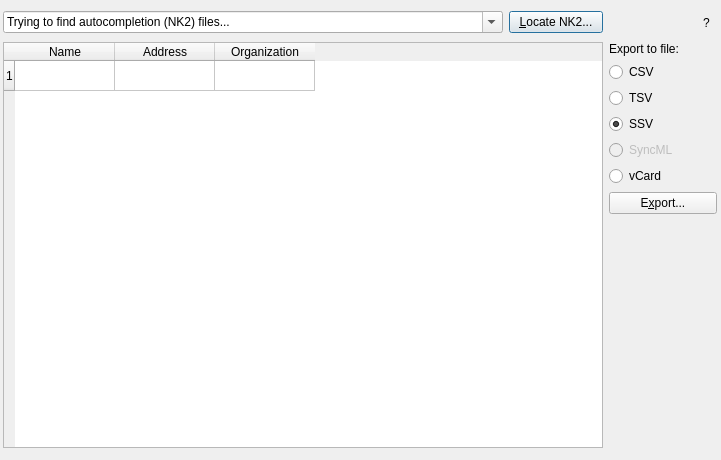
This is debunk2.ui in Ravenco/debunk2 as Qt 5 draws it before an edit. The edited form follows.
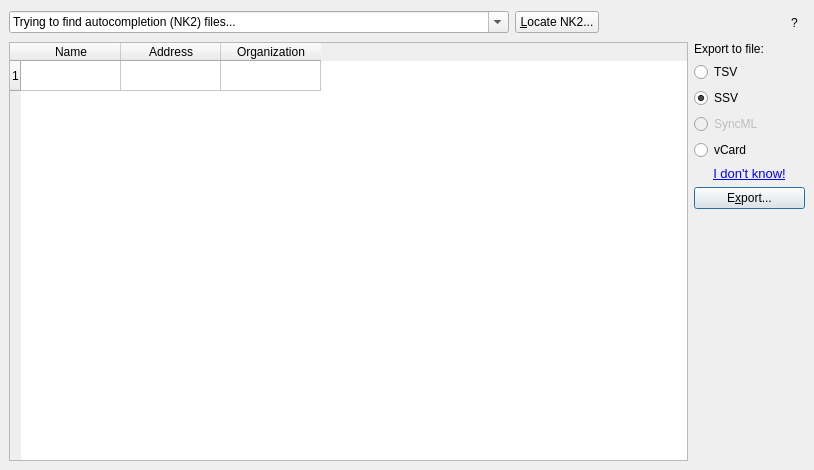
This is the edited form. Icons and pictures are not drawn.

Commit message: finally: properly laid out + removing csv button

```diff
--- a/debunk2.ui
+++ b/debunk2.ui
@@ -5,8 +5,8 @@
    <rect>
     <x>0</x>
     <y>0</y>
-    <width>721</width>
-    <height>460</height>
+    <width>814</width>
+    <height>470</height>
    </rect>
   </property>
   <property name="windowTitle" >
@@ -15,56 +15,130 @@
   <property name="sizeGripEnabled" >
    <bool>false</bool>
   </property>
-  <widget class="QWidget" name="layoutWidget" >
-   <property name="geometry" >
-    <rect>
-     <x>3</x>
-     <y>9</y>
-     <width>714</width>
-     <height>439</height>
-    </rect>
-   </property>
    <layout class="QGridLayout" >
     <property name="margin" >
-     <number>0</number>
+    <number>9</number>
     </property>
     <property name="spacing" >
      <number>6</number>
     </property>
-    <item row="0" column="1" >
-     <widget class="QPushButton" name="nk2Locator" >
-      <property name="text" >
-       <string>&amp;Locate NK2...</string>
-      </property>
-     </widget>
-    </item>
-    <item row="0" column="0" >
-     <widget class="QComboBox" name="nk2Location" >
-      <property name="minimumSize" >
+   <item row="0" column="2" colspan="2" >
+    <spacer>
+     <property name="orientation" >
+      <enum>Qt::Horizontal</enum>
+     </property>
+     <property name="sizeHint" >
        <size>
-        <width>500</width>
-        <height>0</height>
-       </size>
+       <width>100</width>
+       <height>27</height>
+      </size>
+     </property>
+    </spacer>
+   </item>
+   <item rowspan="8" row="1" column="0" colspan="3" >
+    <widget class="QTableWidget" name="parsedTable" >
+     <property name="sizePolicy" >
+      <sizepolicy>
+       <hsizetype>1</hsizetype>
+       <vsizetype>7</vsizetype>
+       <horstretch>0</horstretch>
+       <verstretch>0</verstretch>
+      </sizepolicy>
       </property>
       <property name="acceptDrops" >
        <bool>true</bool>
       </property>
-      <property name="editable" >
+     <property name="dragEnabled" >
        <bool>true</bool>
       </property>
-      <property name="autoCompletion" >
+     <property name="alternatingRowColors" >
        <bool>true</bool>
       </property>
-      <property name="duplicatesEnabled" >
+     <row>
+      <property name="text" >
+       <string>1</string>
+      </property>
+     </row>
+     <column>
+      <property name="text" >
+       <string>Name</string>
+      </property>
+     </column>
+     <column>
+      <property name="text" >
+       <string>Address</string>
+      </property>
+     </column>
+     <column>
+      <property name="text" >
+       <string>Organization</string>
+      </property>
+     </column>
+    </widget>
+   </item>
+   <item row="4" column="3" colspan="2" >
+    <widget class="QRadioButton" name="radioSyncML" >
+     <property name="enabled" >
        <bool>false</bool>
       </property>
-      <item>
+     <property name="toolTip" >
+      <string>xml format suited for mobile phones</string>
+     </property>
        <property name="text" >
-        <string>Trying to find autocompletion (NK2) files...</string>
-       </property>
-      </item>
-     </widget>
-    </item>
+      <string>SyncML</string>
+     </property>
+    </widget>
+   </item>
+   <item row="1" column="3" colspan="2" >
+    <widget class="QLabel" name="label_2" >
+     <property name="text" >
+      <string>Export to file:</string>
+     </property>
+    </widget>
+   </item>
+   <item row="7" column="3" colspan="2" >
+    <widget class="QPushButton" name="export" >
+     <property name="text" >
+      <string>E&amp;xport...</string>
+     </property>
+    </widget>
+   </item>
+   <item row="3" column="3" colspan="2" >
+    <widget class="QRadioButton" name="radioSSV" >
+     <property name="toolTip" >
+      <string>Semicolon-separated values</string>
+     </property>
+     <property name="text" >
+      <string>SSV</string>
+     </property>
+     <property name="checked" >
+      <bool>true</bool>
+     </property>
+    </widget>
+   </item>
+   <item row="2" column="3" colspan="2" >
+    <widget class="QRadioButton" name="radioTSV" >
+     <property name="toolTip" >
+      <string>Tab-separated values</string>
+     </property>
+     <property name="text" >
+      <string>TSV</string>
+     </property>
+    </widget>
+   </item>
+   <item row="8" column="3" colspan="2" >
+    <spacer>
+     <property name="orientation" >
+      <enum>Qt::Vertical</enum>
+     </property>
+     <property name="sizeHint" >
+      <size>
+       <width>89</width>
+       <height>126</height>
+      </size>
+     </property>
+    </spacer>
+   </item>
     <item row="0" column="4" >
      <widget class="QToolButton" name="about" >
       <property name="toolTip" >
@@ -84,78 +158,66 @@
       </property>
      </widget>
     </item>
-    <item row="2" column="3" colspan="2" >
-     <spacer>
-      <property name="orientation" >
-       <enum>Qt::Vertical</enum>
-      </property>
-      <property name="sizeHint" >
+   <item row="0" column="0" >
+    <widget class="QComboBox" name="nk2Location" >
+     <property name="minimumSize" >
        <size>
-        <width>20</width>
-        <height>201</height>
-       </size>
-      </property>
-     </spacer>
-    </item>
-    <item row="1" column="3" colspan="2" >
-     <layout class="QGridLayout" >
-      <property name="margin" >
-       <number>0</number>
-      </property>
-      <property name="spacing" >
-       <number>6</number>
-      </property>
-      <item row="2" column="0" >
-       <widget class="QRadioButton" name="radioTSV" >
-        <property name="toolTip" >
-         <string>Tab-separated values</string>
-        </property>
-        <property name="text" >
-         <string>TSV</string>
-        </property>
-       </widget>
-      </item>
-      <item row="3" column="0" >
-       <widget class="QRadioButton" name="radioSSV" >
-        <property name="toolTip" >
-         <string>Semicolon-separated values</string>
-        </property>
-        <property name="text" >
-         <string>SSV</string>
-        </property>
-        <property name="checked" >
+       <width>500</width>
+       <height>0</height>
+      </size>
+     </property>
+     <property name="acceptDrops" >
+      <bool>true</bool>
+     </property>
+     <property name="editable" >
+      <bool>true</bool>
+     </property>
+     <property name="autoCompletion" >
          <bool>true</bool>
         </property>
-       </widget>
-      </item>
-      <item row="1" column="0" >
-       <widget class="QRadioButton" name="radioCSV" >
-        <property name="toolTip" >
-         <string>Comma-separated values</string>
-        </property>
-        <property name="text" >
-         <string>CSV</string>
-        </property>
-        <property name="checked" >
+     <property name="duplicatesEnabled" >
          <bool>false</bool>
         </property>
-       </widget>
-      </item>
-      <item row="6" column="0" >
-       <widget class="QPushButton" name="export" >
+     <item>
+      <property name="text" >
+       <string>Trying to find autocompletion (NK2) files...</string>
+      </property>
+     </item>
+    </widget>
+   </item>
+   <item row="0" column="1" >
+    <widget class="QPushButton" name="nk2Locator" >
         <property name="text" >
-         <string>E&amp;xport...</string>
+      <string>&amp;Locate NK2...</string>
         </property>
        </widget>
       </item>
-      <item row="0" column="0" >
-       <widget class="QLabel" name="label_2" >
+   <item row="6" column="3" colspan="2" >
+    <widget class="QLabel" name="exporthelp" >
+     <property name="cursor" >
+      <cursor>13</cursor>
+     </property>
+     <property name="toolTip" >
+      <string>Soothing help text for bewildered Outlook users</string>
+     </property>
         <property name="text" >
-         <string>Export to file:</string>
-        </property>
-       </widget>
-      </item>
-      <item row="5" column="0" >
+      <string>&lt;html>&lt;head>&lt;meta name="qrichtext" content="1" />&lt;style type="text/css">
+p, li { white-space: pre-wrap; }
+&lt;/style>&lt;/head>&lt;body style=" font-family:'Times New Roman'; font-size:12pt; font-weight:400; font-style:normal; text-decoration:none;">
+&lt;p style=" margin-top:0px; margin-bottom:0px; margin-left:0px; margin-right:0px; -qt-block-indent:0; text-indent:0px;">&lt;span style=" font-size:10pt; text-decoration: underline; color:#0000ff;">I don't know!&lt;/span>&lt;/p>&lt;/body>&lt;/html></string>
+     </property>
+     <property name="textFormat" >
+      <enum>Qt::RichText</enum>
+     </property>
+     <property name="alignment" >
+      <set>Qt::AlignCenter</set>
+     </property>
+     <property name="textInteractionFlags" >
+      <enum>Qt::LinksAccessibleByKeyboard</enum>
+     </property>
+    </widget>
+   </item>
+   <item row="5" column="3" colspan="2" >
        <widget class="QRadioButton" name="radioVCard" >
         <property name="toolTip" >
          <string>Electronic business card (.vcf)</string>
@@ -165,75 +227,7 @@
         </property>
        </widget>
       </item>
-      <item row="4" column="0" >
-       <widget class="QRadioButton" name="radioSyncML" >
-        <property name="enabled" >
-         <bool>false</bool>
-        </property>
-        <property name="toolTip" >
-         <string>xml format suited for mobile phones</string>
-        </property>
-        <property name="text" >
-         <string>SyncML</string>
-        </property>
-       </widget>
-      </item>
-     </layout>
-    </item>
-    <item row="0" column="3" >
-     <spacer>
-      <property name="orientation" >
-       <enum>Qt::Horizontal</enum>
-      </property>
-      <property name="sizeHint" >
-       <size>
-        <width>271</width>
-        <height>27</height>
-       </size>
-      </property>
-     </spacer>
-    </item>
-    <item rowspan="2" row="1" column="0" colspan="2" >
-     <widget class="QTableWidget" name="parsedTable" >
-      <property name="minimumSize" >
-       <size>
-        <width>600</width>
-        <height>400</height>
-       </size>
-      </property>
-      <property name="acceptDrops" >
-       <bool>true</bool>
-      </property>
-      <property name="dragEnabled" >
-       <bool>true</bool>
-      </property>
-      <property name="alternatingRowColors" >
-       <bool>true</bool>
-      </property>
-      <row>
-       <property name="text" >
-        <string>1</string>
-       </property>
-      </row>
-      <column>
-       <property name="text" >
-        <string>Name</string>
-       </property>
-      </column>
-      <column>
-       <property name="text" >
-        <string>Address</string>
-       </property>
-      </column>
-      <column>
-       <property name="text" >
-        <string>Organization</string>
-       </property>
-      </column>
-     </widget>
-    </item>
-   </layout>
-  </widget>
+  </layout>
  </widget>
  <layoutdefault spacing="6" margin="11" />
  <pixmapfunction>qPixmapFromMimeSource</pixmapfunction>
```
Left out of the diff: 6 changed lines with no effect on the pictures. Lines whose indentation alone changed are shown as unchanged.
